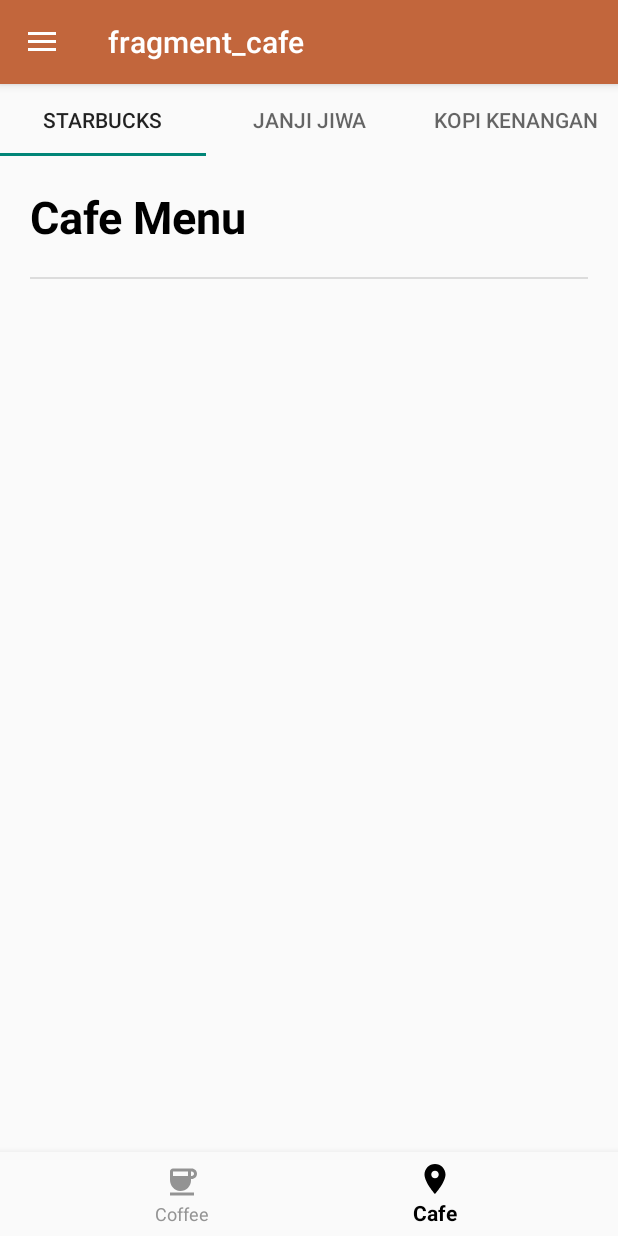
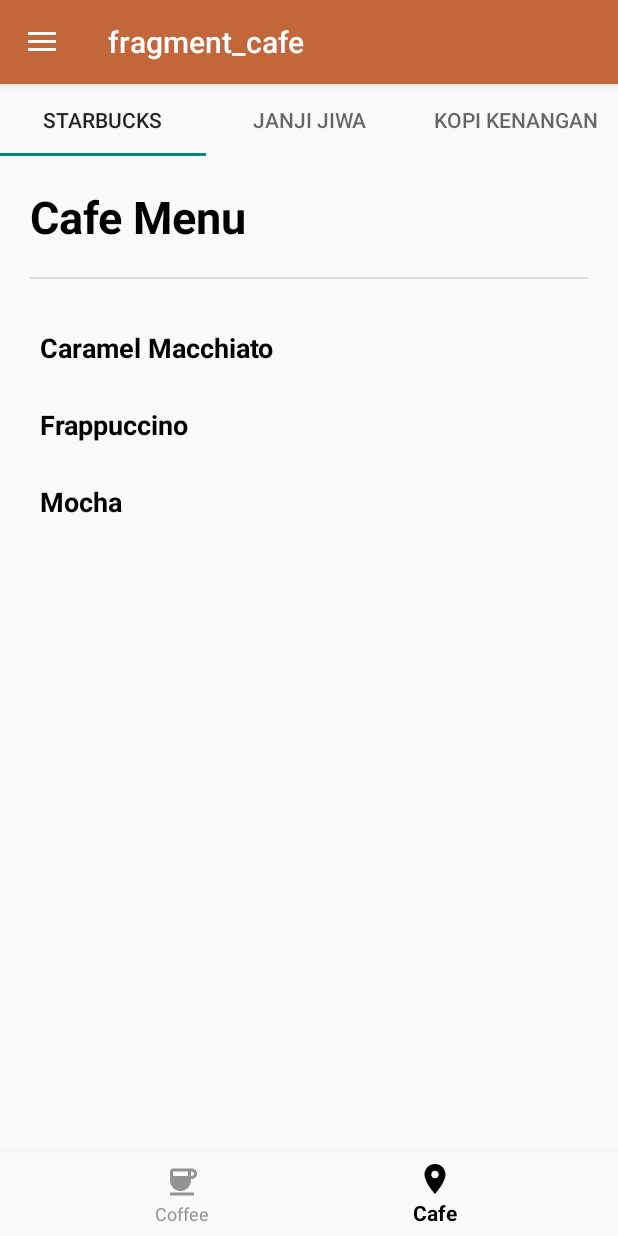
Before and after one commit to botolminuman/LAB_WEEK_04, an Android app: the screen it shows after launch (MainActivity), item 2 of the bottom bar chosen, on a phone screen of 412 x 824 dp. Run offline under Robolectric (Android 15) with nearby library versions, the phone set to English and light mode, and no system bars; our stand-ins replace navigation-ui.

Commit message:
Fix Isi Konten dari setiap Cafe

```diff
--- a/app/src/main/java/com/example/lab_week_04/CafeDetailFragment.kt
+++ b/app/src/main/java/com/example/lab_week_04/CafeDetailFragment.kt
@@ -5,9 +5,9 @@ import androidx.fragment.app.Fragment
 import android.view.LayoutInflater
 import android.view.View
 import android.view.ViewGroup
+import android.widget.LinearLayout
 import android.widget.TextView
-
-private const val TAB_CONTENT = "TAB_CONTENT"
+import androidx.core.content.ContextCompat
 
 class CafeDetailFragment : Fragment() {
     private var content: String? = null
@@ -29,11 +29,27 @@ class CafeDetailFragment : Fragment() {
 
     override fun onViewCreated(view: View, savedInstanceState: Bundle?) {
         super.onViewCreated(view, savedInstanceState)
-        view.findViewById<TextView>(R.id.content_description)
-            ?.text = content
+
+        val menuContainer = view.findViewById<LinearLayout>(R.id.menu_container)
+
+        // Split content into individual menu items
+        val menuItems = content?.split("\n") ?: emptyList()
+
+        // Add each menu item to the container
+        menuItems.forEach { menuItem ->
+            val textView = TextView(context).apply {
+                text = menuItem
+                textSize = 18f
+                setPadding(10, 20, 10, 20)
+                setTextColor(ContextCompat.getColor(context!!, android.R.color.black))
+                setTypeface(null, android.graphics.Typeface.BOLD)
+            }
+            menuContainer.addView(textView)
+        }
     }
 
     companion object {
+        private const val TAB_CONTENT = "TAB_CONTENT"
         fun newInstance(content: String) =
             CafeDetailFragment().apply {
                 arguments = Bundle().apply {
--- a/app/src/main/res/layout/fragment_cafe_detail.xml
+++ b/app/src/main/res/layout/fragment_cafe_detail.xml
@@ -6,7 +6,6 @@
     tools:context=".CafeDetailFragment"
     android:padding="20dp">
 
-    <!-- Container untuk menampilkan daftar menu -->
     <LinearLayout
         android:id="@+id/menu_container"
         android:layout_width="match_parent"
@@ -22,14 +21,10 @@
             android:textStyle="bold"
             android:text="Cafe Menu"/>
 
-        <!-- Garis pemisah -->
         <View
             android:layout_width="match_parent"
             android:layout_height="1dp"
             android:layout_marginVertical="20dp"
             android:background="?android:attr/dividerVertical" />
-
-        <!-- Item menu akan ditambahkan secara dinamis dari kode Java/Kotlin -->
-
     </LinearLayout>
 </ScrollView>
```
